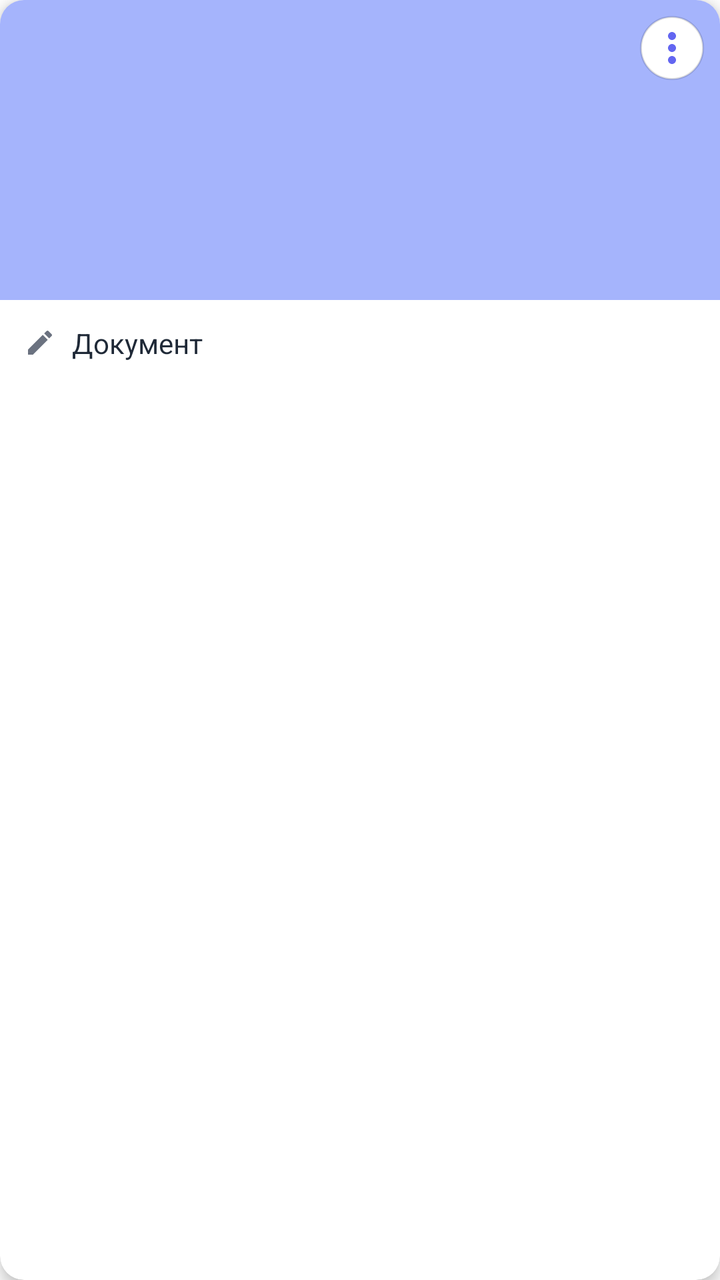
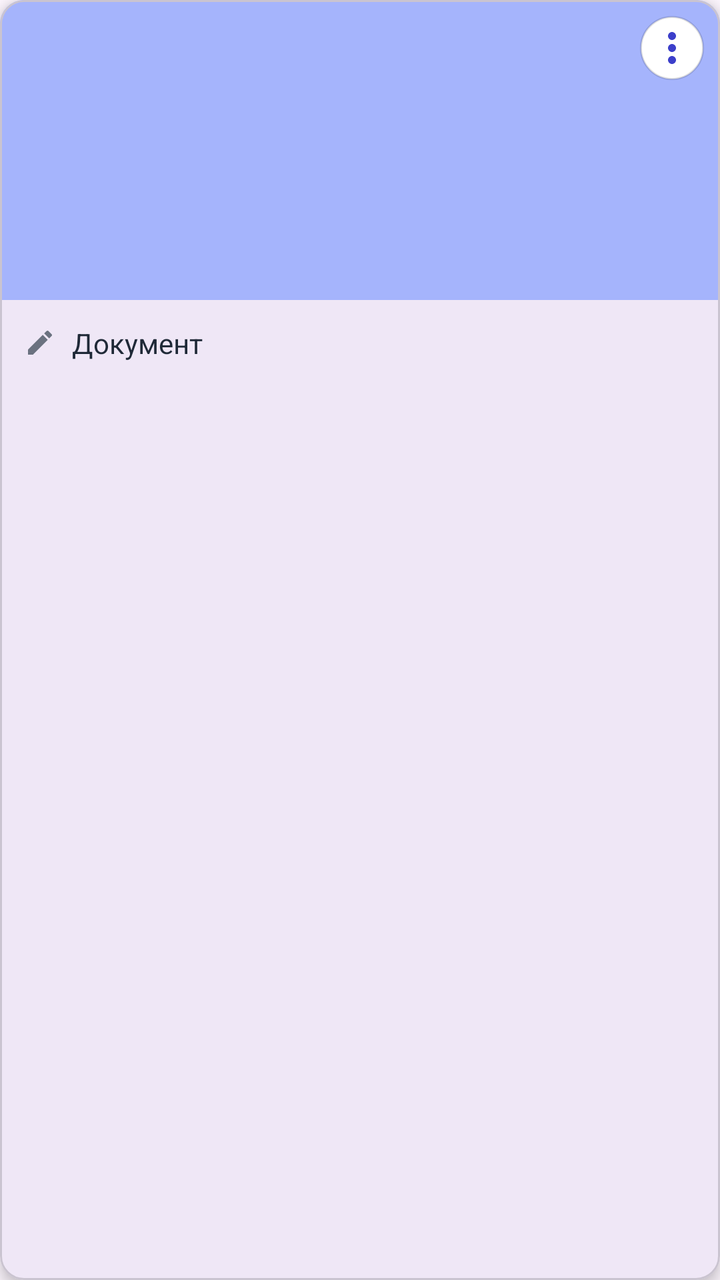

Before-and-after screenshots of an Android layout around one commit, followed by the original layout XML and the change that was made.
<!-- AndroidManifest.xml: application theme Theme.GlucoseTracker -->
<!-- res/layout/item_gallery.xml -->
<?xml version="1.0" encoding="utf-8"?>
<com.google.android.material.card.MaterialCardView xmlns:android="http://schemas.android.com/apk/res/android"
    xmlns:app="http://schemas.android.com/apk/res-auto"
    android:layout_width="match_parent"
    android:layout_height="wrap_content"
    app:cardCornerRadius="12dp"
    app:cardElevation="4dp"
    android:layout_margin="8dp">

    <LinearLayout
        android:layout_width="match_parent"
        android:layout_height="wrap_content"
        android:orientation="vertical">

        
        <RelativeLayout
            android:layout_width="match_parent"
            android:layout_height="150dp">

            <ImageView
                android:id="@+id/ivThumbnail"
                android:layout_width="match_parent"
                android:layout_height="match_parent"
                android:scaleType="centerCrop"
                android:background="@color/primary_light"
                android:clickable="true"
                android:focusable="true" />

            
            <ImageButton
                android:id="@+id/btnOptions"
                android:layout_width="32dp"
                android:layout_height="32dp"
                android:layout_alignParentEnd="true"
                android:layout_alignParentTop="true"
                android:layout_margin="8dp"
                android:background="@drawable/circle_background"
                android:src="@drawable/ic_more_vert"
                android:scaleType="center"
                android:contentDescription="Опции" />

        </RelativeLayout>

        
        <LinearLayout
            android:layout_width="match_parent"
            android:layout_height="wrap_content"
            android:orientation="horizontal"
            android:padding="12dp"
            android:gravity="center_vertical"
            android:background="?selectableItemBackground"
            android:clickable="true"
            android:focusable="true">

            <ImageView
                android:layout_width="16dp"
                android:layout_height="16dp"
                android:src="@drawable/ic_edit"
                android:layout_marginEnd="8dp"
                app:tint="@color/text_secondary" />

            <TextView
                android:id="@+id/tvFileName"
                android:layout_width="0dp"
                android:layout_height="wrap_content"
                android:layout_weight="1"
                android:text="Документ"
                android:textSize="14sp"
                android:textColor="@color/text_primary"
                android:maxLines="1"
                android:ellipsize="end" />

        </LinearLayout>

    </LinearLayout>

</com.google.android.material.card.MaterialCardView>
<!-- resources referenced by this layout -->
<resources>
  <color name="primary_light">#A5B4FC</color>
  <color name="text_primary">#1F2937</color>
  <color name="text_secondary">#6B7280</color>
  <!-- drawable circle_background (drawable) -->
  <?xml version="1.0" encoding="utf-8"?>
  <shape xmlns:android="http://schemas.android.com/apk/res/android"
      android:shape="oval">
      <solid android:color="@android:color/white" />
      <stroke
          android:width="1dp"
          android:color="#22000000" />
  </shape>
  <!-- drawable ic_edit (drawable) -->
  <vector xmlns:android="http://schemas.android.com/apk/res/android"
      android:width="24dp"
      android:height="24dp"
      android:viewportWidth="24"
      android:viewportHeight="24">
    <path
        android:fillColor="@color/text_secondary"
        android:pathData="M20.71,7.04c0.39,-0.39 0.39,-1.04 0,-1.41l-2.34,-2.34c-0.37,-0.39 -1.02,-0.39 -1.41,0l-1.84,1.83l3.75,3.75M3,17.25L3,21h3.75L17.81,9.93l-3.75,-3.75L3,17.25z"/>
  </vector>
  <!-- drawable ic_more_vert (drawable) -->
  <vector xmlns:android="http://schemas.android.com/apk/res/android"
      android:width="24dp"
      android:height="24dp"
      android:viewportWidth="24"
      android:viewportHeight="24">
    <path
        android:fillColor="@color/primary_color"
        android:pathData="M12,8c1.1,0 2,-0.9 2,-2s-0.9,-2 -2,-2s-2,0.9 -2,2s0.9,2 2,2zM12,10c-1.1,0 -2,0.9 -2,2s0.9,2 2,2s2,-0.9 2,-2s-0.9,-2 -2,-2zM12,16c-1.1,0 -2,0.9 -2,2s0.9,2 2,2s2,-0.9 2,-2s-0.9,-2 -2,-2z"/>
  </vector>
  <style name="Theme.GlucoseTracker" parent="Theme.MaterialComponents.Light.NoActionBar">
          <item name="colorPrimary">@color/primary_color</item>
          <item name="colorPrimaryDark">@color/primary_dark</item>
          <item name="colorAccent">@color/secondary_color</item>
          <item name="android:statusBarColor">@color/primary_dark</item>
      </style>
  <color name="primary_color">#6366F1</color>
  <color name="primary_dark">#4338CA</color>
  <color name="secondary_color">#10B981</color>
</resources>

<!-- the commit's change to res/layout/item_gallery.xml (unified diff, before → after) -->
@@ -5,7 +5,8 @@
     android:layout_height="wrap_content"
     app:cardCornerRadius="12dp"
     app:cardElevation="4dp"
-    android:layout_margin="8dp">
+    android:layout_margin="8dp"
+    >
 
     <LinearLayout
         android:layout_width="match_parent"
<!-- resource entries referenced after the edit -->
@@ -36,10 +36,12 @@
           <item name="colorPrimary">@color/primary_color</item>
           <item name="colorPrimaryDark">@color/primary_dark</item>
           <item name="colorAccent">@color/secondary_color</item>
-          <item name="android:statusBarColor">@color/primary_dark</item>
+          <item name="colorOnSurface">@color/white</item>
+          <item name="colorOnSurfaceVariant">@color/white</item>
       </style>
-  <color name="primary_color">#6366F1</color>
+  <color name="primary_color">#3C3FCA</color>
   <color name="primary_dark">#4338CA</color>
   <color name="secondary_color">#10B981</color>
+  <color name="white">#FFFFFFFF</color>
 </resources>
 
